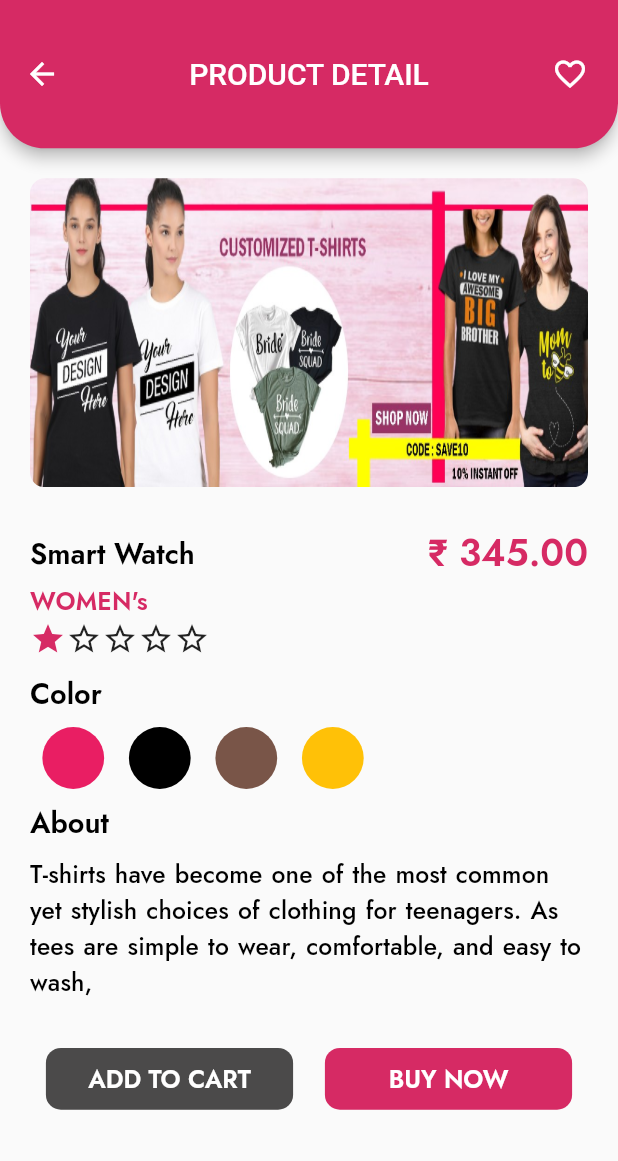
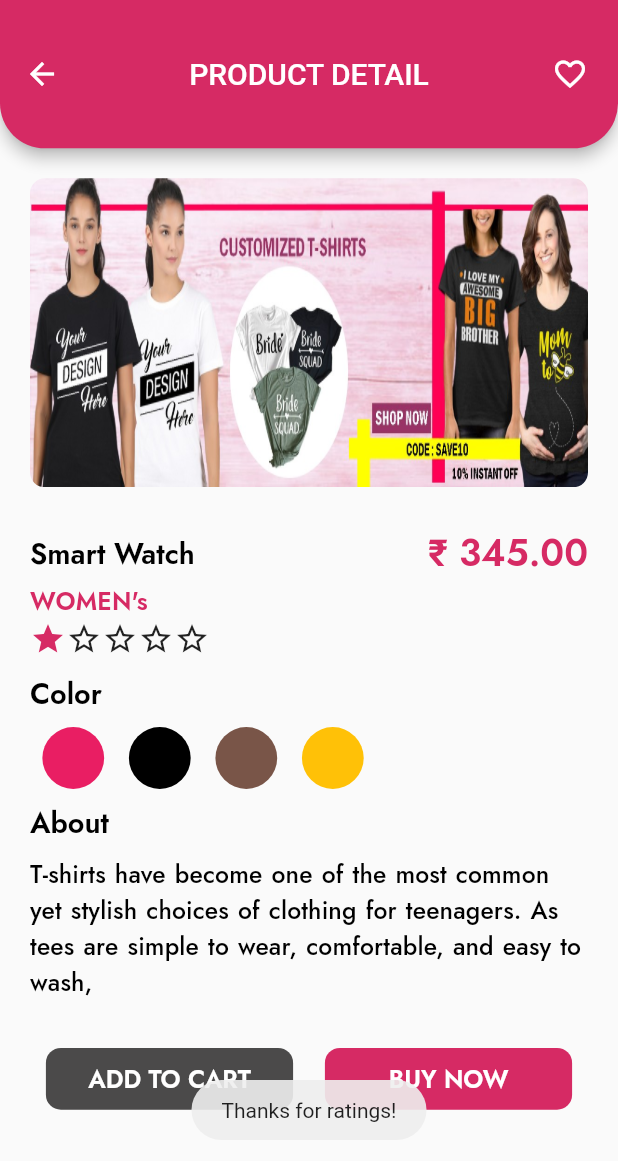
Before and after one commit to KowsiKalyan/customer_module, a Flutter app: the ProductDetailsScreen screen opened directly, after a tap on the "star border" icon, on a phone screen of 412 x 824 dp. Shown: the top 1161 px of the screen. Run offline on Flutter 3.47's test engine with Material 2 defaults, Android fonts, the light colour scheme and no system bars; our stand-ins replace carousel_slider, fluttertoast, font_awesome_flutter, get, google_fonts.

Commit message:
given the rating toast

```diff
--- a/lib/src/view/product/product_ratings_ui.dart
+++ b/lib/src/view/product/product_ratings_ui.dart
@@ -30,6 +30,7 @@ class _ProductRatingsState extends State<ProductRatings> {
                 onTap: (() {
                   setState(() {
                     _currentRating = index + 1;
+                    Fluttertoast.showToast(msg: 'Thanks for ratings!');
                     print(_currentRating.toString());
                   });
                 }),
```
